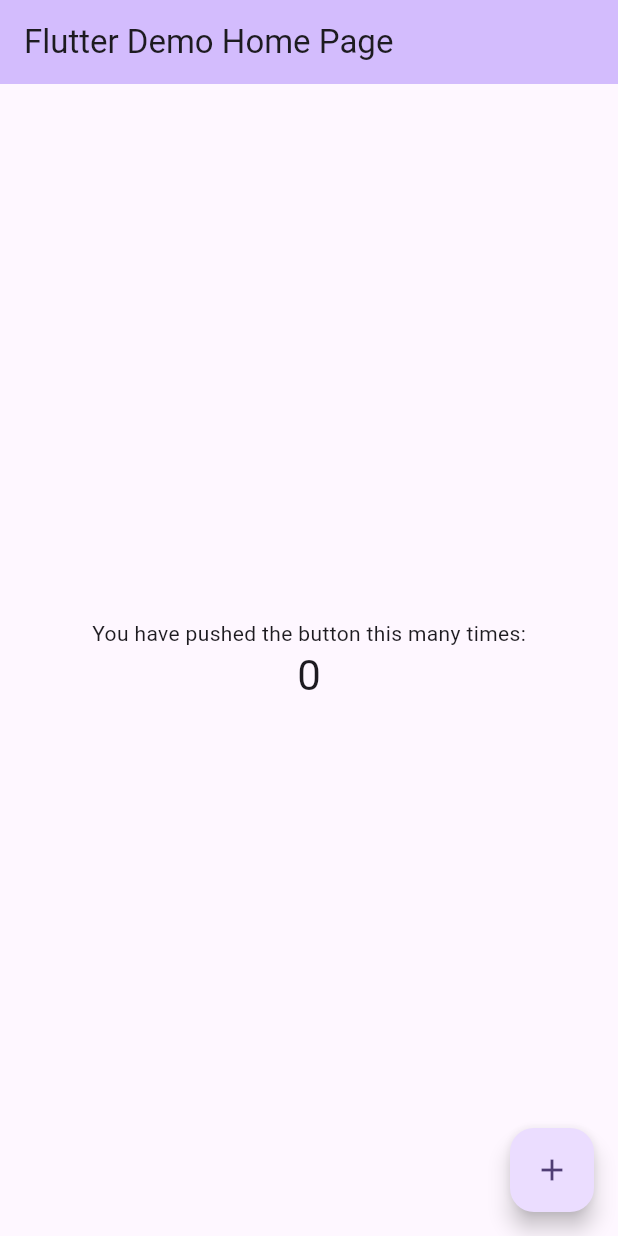
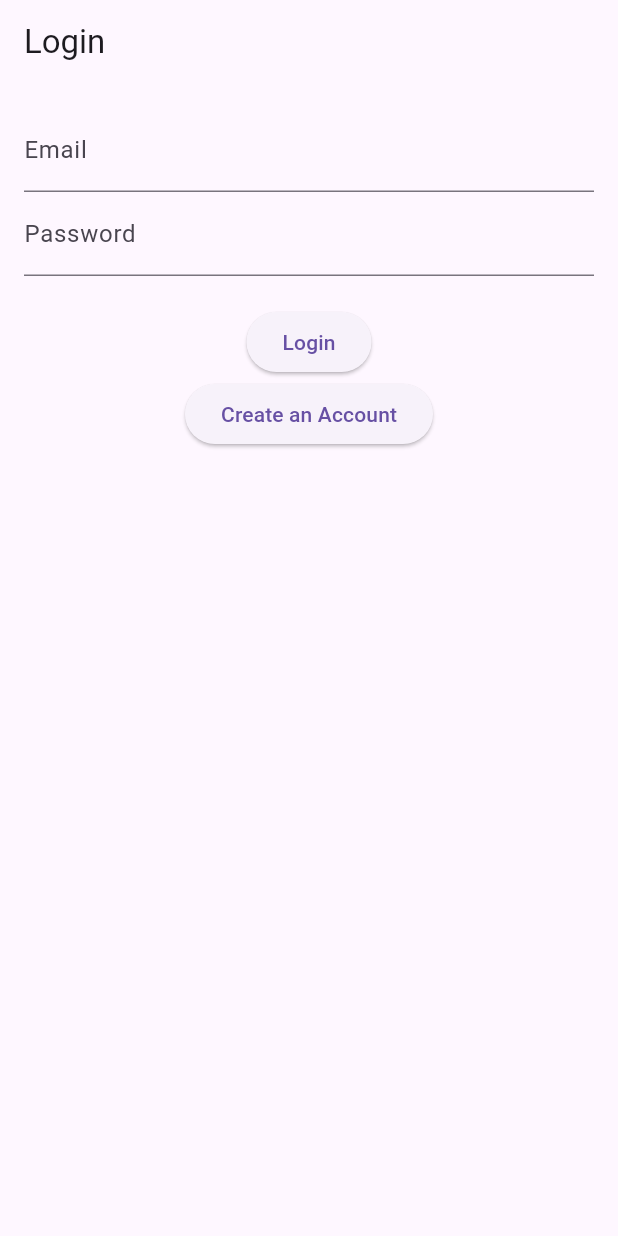
Before and after one commit to IshimoRin/client-giftly, a Flutter app: the screen it shows after launch, on a phone screen of 412 x 824 dp. Run offline on Flutter 3.47's test engine with Material 3 defaults, Android fonts, the light colour scheme and no system bars; our stand-ins replace flutter_bloc.

Commit message:
test: login_base

```diff
--- /dev/null
+++ b/lib/data/repositories/auth_repository_impl.dart
@@ -0,0 +1,10 @@
+import 'dart:async';
+import '../../../domain/repositories/auth_repository.dart';
+
+class AuthRepositoryImpl implements AuthRepository {
+  @override
+  Future<bool> login(String email, String password) async {
+    await Future.delayed(Duration(seconds: 2)); // Симуляция задержки
+    return email == 'user@example.com' && password == 'password123';
+  }
+}
--- /dev/null
+++ b/lib/domain/repositories/auth_repository.dart
@@ -0,0 +1,3 @@
+abstract class AuthRepository {
+  Future<bool> login(String email, String password);
+}
--- /dev/null
+++ b/lib/domain/usecases/login_usecase.dart
@@ -0,0 +1,11 @@
+import '../repositories/auth_repository.dart';
+
+class LoginUseCase {
+  final AuthRepository repository;
+
+  LoginUseCase(this.repository);
+
+  Future<bool> call(String email, String password) async {
+    return await repository.login(email, password);
+  }
+}
--- a/lib/main.dart
+++ b/lib/main.dart
@@ -1,4 +1,7 @@
 import 'package:flutter/material.dart';
+import 'presentation/pages/login_page.dart';
+import 'presentation/pages/register_page.dart';
+import 'presentation/pages/home_page.dart';
 
 void main() {
   runApp(const MyApp());
@@ -7,116 +10,8 @@ void main() {
 class MyApp extends StatelessWidget {
   const MyApp({super.key});
 
-  // This widget is the root of your application.
   @override
   Widget build(BuildContext context) {
-    return MaterialApp(
-      title: 'Flutter Demo',
-      theme: ThemeData(
-        // This is the theme of your application.
-        //
-        // TRY THIS: Try running your application with "flutter run". You'll see
-        // the application has a purple toolbar. Then, without quitting the app,
-        // try changing the seedColor in the colorScheme below to Colors.green
-        // and then invoke "hot reload" (save your changes or press the "hot
-        // reload" button in a Flutter-supported IDE, or press "r" if you used
-        // the command line to start the app).
-        //
-        // Notice that the counter didn't reset back to zero; the application
-        // state is not lost during the reload. To reset the state, use hot
-        // restart instead.
-        //
-        // This works for code too, not just values: Most code changes can be
-        // tested with just a hot reload.
-        colorScheme: ColorScheme.fromSeed(seedColor: Colors.deepPurple),
-      ),
-      home: const MyHomePage(title: 'Flutter Demo Home Page'),
-    );
+    return MaterialApp(home: LoginPage());
   }
 }
-
-class MyHomePage extends StatefulWidget {
-  const MyHomePage({super.key, required this.title});
-
-  // This widget is the home page of your application. It is stateful, meaning
-  // that it has a State object (defined below) that contains fields that affect
-  // how it looks.
-
-  // This class is the configuration for the state. It holds the values (in this
-  // case the title) provided by the parent (in this case the App widget) and
-  // used by the build method of the State. Fields in a Widget subclass are
-  // always marked "final".
-
-  final String title;
-
-  @override
-  State<MyHomePage> createState() => _MyHomePageState();
-}
-
-class _MyHomePageState extends State<MyHomePage> {
-  int _counter = 0;
-
-  void _incrementCounter() {
-    setState(() {
-      // This call to setState tells the Flutter framework that something has
-      // changed in this State, which causes it to rerun the build method below
-      // so that the display can reflect the updated values. If we changed
-      // _counter without calling setState(), then the build method would not be
-      // called again, and so nothing would appear to happen.
-      _counter++;
-    });
-  }
-
-  @override
-  Widget build(BuildContext context) {
-    // This method is rerun every time setState is called, for instance as done
-    // by the _incrementCounter method above.
-    //
-    // The Flutter framework has been optimized to make rerunning build methods
-    // fast, so that you can just rebuild anything that needs updating rather
-    // than having to individually change instances of widgets.
-    return Scaffold(
-      appBar: AppBar(
-        // TRY THIS: Try changing the color here to a specific color (to
-        // Colors.amber, perhaps?) and trigger a hot reload to see the AppBar
-        // change color while the other colors stay the same.
-        backgroundColor: Theme.of(context).colorScheme.inversePrimary,
-        // Here we take the value from the MyHomePage object that was created by
-        // the App.build method, and use it to set our appbar title.
-        title: Text(widget.title),
-      ),
-      body: Center(
-        // Center is a layout widget. It takes a single child and positions it
-        // in the middle of the parent.
-        child: Column(
-          // Column is also a layout widget. It takes a list of children and
-          // arranges them vertically. By default, it sizes itself to fit its
-          // children horizontally, and tries to be as tall as its parent.
-          //
-          // Column has various properties to control how it sizes itself and
-          // how it positions its children. Here we use mainAxisAlignment to
-          // center the children vertically; the main axis here is the vertical
-          // axis because Columns are vertical (the cross axis would be
-          // horizontal).
-          //
-          // TRY THIS: Invoke "debug painting" (choose the "Toggle Debug Paint"
-          // action in the IDE, or press "p" in the console), to see the
-          // wireframe for each widget.
-          mainAxisAlignment: MainAxisAlignment.center,
-          children: <Widget>[
-            const Text('You have pushed the button this many times:'),
-            Text(
-              '$_counter',
-              style: Theme.of(context).textTheme.headlineMedium,
-            ),
-          ],
-        ),
-      ),
-      floatingActionButton: FloatingActionButton(
-        onPressed: _incrementCounter,
-        tooltip: 'Increment',
-        child: const Icon(Icons.add),
-      ), // This trailing comma makes auto-formatting nicer for build methods.
-    );
-  }
-}
--- /dev/null
+++ b/lib/presentation/pages/login_page.dart
@@ -0,0 +1,81 @@
+import 'package:flutter/material.dart';
+import 'package:flutter_bloc/flutter_bloc.dart';
+import '../viewmodels/login_bloc.dart';
+import '../viewmodels/login_event.dart';
+import '../viewmodels/login_state.dart';
+import '../../../domain/usecases/login_usecase.dart';
+import '../../../data/repositories/auth_repository_impl.dart';
+import 'home_page.dart';
+import 'register_page.dart';
+
+class LoginPage extends StatelessWidget {
+  final emailController = TextEditingController();
+  final passwordController = TextEditingController();
+
+  LoginPage({super.key});
+
+  @override
+  Widget build(BuildContext context) {
+    return BlocProvider(
+      create: (_) => LoginBloc(LoginUseCase(AuthRepositoryImpl())),
+      child: Scaffold(
+        appBar: AppBar(title: Text('Login')),
+        body: BlocBuilder<LoginBloc, LoginState>(
+          builder: (context, state) {
+            if (state.status == LoginStatus.success) {
+              WidgetsBinding.instance.addPostFrameCallback((_) {
+                Navigator.pushReplacement(
+                  context,
+                  MaterialPageRoute(builder: (_) => const HomePage()),
+                );
+              });
+            }
+            return Padding(
+              padding: const EdgeInsets.all(16.0),
+              child: Column(
+                children: [
+                  TextField(
+                    controller: emailController,
+                    decoration: InputDecoration(labelText: 'Email'),
+                  ),
+                  TextField(
+                    controller: passwordController,
+                    decoration: InputDecoration(labelText: 'Password'),
+                    obscureText: true,
+                  ),
+                  SizedBox(height: 20),
+                  if (state.status == LoginStatus.loading)
+                    CircularProgressIndicator(),
+                  if (state.status == LoginStatus.failure)
+                    Text(
+                      state.error ?? '',
+                      style: TextStyle(color: Colors.red),
+                    ),
+                  ElevatedButton(
+                    onPressed: () {
+                      final email = emailController.text;
+                      final password = passwordController.text;
+                      context.read<LoginBloc>().add(
+                        LoginSubmitted(email, password),
+                      );
+                    },
+                    child: Text('Login'),
+                  ),
+                  ElevatedButton(
+                    onPressed: () {
+                      Navigator.push(
+                        context,
+                        MaterialPageRoute(builder: (_) => const RegisterPage()),
+                      );
+                    },
+                    child: const Text('Create an Account'),
+                  ),
+                ],
+              ),
+            );
+          },
+        ),
+      ),
+    );
+  }
+}
--- /dev/null
+++ b/lib/presentation/viewmodels/login_bloc.dart
@@ -0,0 +1,20 @@
+import 'package:flutter_bloc/flutter_bloc.dart';
+import 'login_event.dart';
+import 'login_state.dart';
+import '../../../domain/usecases/login_usecase.dart';
+
+class LoginBloc extends Bloc<LoginEvent, LoginState> {
+  final LoginUseCase loginUseCase;
+
+  LoginBloc(this.loginUseCase) : super(LoginState.initial()) {
+    on<LoginSubmitted>((event, emit) async {
+      emit(LoginState.loading());
+      final success = await loginUseCase(event.email, event.password);
+      if (success) {
+        emit(LoginState.success());
+      } else {
+        emit(LoginState.failure("Неверный логин или пароль"));
+      }
+    });
+  }
+}
--- /dev/null
+++ b/lib/presentation/viewmodels/login_event.dart
@@ -0,0 +1,8 @@
+abstract class LoginEvent {}
+
+class LoginSubmitted extends LoginEvent {
+  final String email;
+  final String password;
+
+  LoginSubmitted(this.email, this.password);
+}
--- /dev/null
+++ b/lib/presentation/viewmodels/login_state.dart
@@ -0,0 +1,14 @@
+enum LoginStatus { initial, loading, success, failure }
+
+class LoginState {
+  final LoginStatus status;
+  final String? error;
+
+  LoginState({required this.status, this.error});
+
+  factory LoginState.initial() => LoginState(status: LoginStatus.initial);
+  factory LoginState.loading() => LoginState(status: LoginStatus.loading);
+  factory LoginState.success() => LoginState(status: LoginStatus.success);
+  factory LoginState.failure(String message) =>
+      LoginState(status: LoginStatus.failure, error: message);
+}
--- a/pubspec.yaml
+++ b/pubspec.yaml
@@ -30,6 +30,7 @@ environment:
 dependencies:
   flutter:
     sdk: flutter
+  flutter_bloc: ^8.1.3
 
   # The following adds the Cupertino Icons font to your application.
   # Use with the CupertinoIcons class for iOS style icons.
```
Also changed, not shown: lib/presentation/pages/home_page.dart (added, +15 -0 lines), lib/presentation/pages/register_page.dart (added, +58 -0 lines), pubspec.lock, 1 other file.
